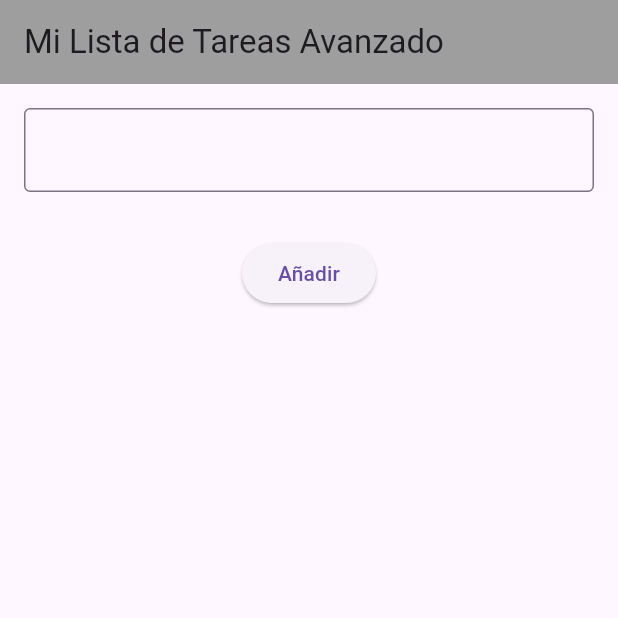
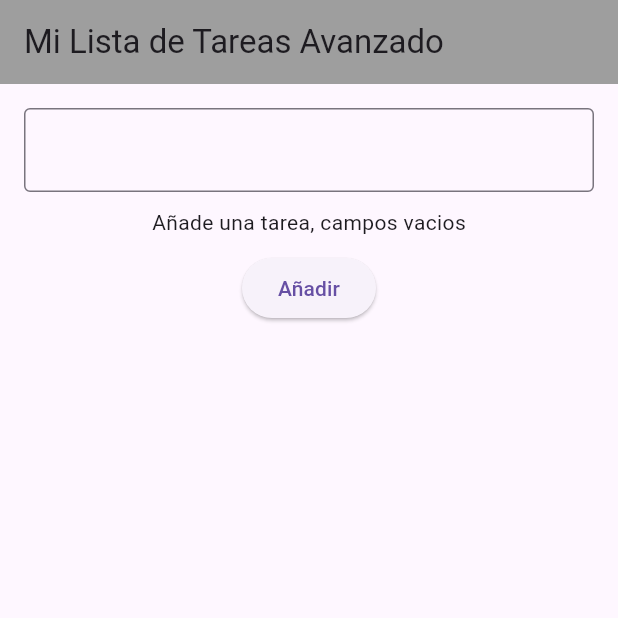
Before and after one commit to JorgeGonSan/flutter-lista_tareas_avanzada, a Flutter app: the screen it shows after launch, after a tap on "Añadir", on a phone screen of 412 x 824 dp, the top half of it. Run offline on Flutter 3.47's test engine with Material 3 defaults, Android fonts, the phone set to English and light mode, and no system bars.

Commit message:
Añadidas validaciones: no se permiten tareas vacias ni repetidas, con mensajes dinámicas

```diff
--- a/lib/main.dart
+++ b/lib/main.dart
@@ -14,6 +14,7 @@ class MyListaAvanzada extends StatefulWidget {
 class _MyListaAvanzadaState extends State<MyListaAvanzada> {
   TextEditingController myController = TextEditingController();
   List<String> tareas = [];
+  String mensaje = "";
 
   @override
   Widget build(BuildContext context) {
@@ -32,16 +33,26 @@ class _MyListaAvanzadaState extends State<MyListaAvanzada> {
                   controller: myController,
                   decoration: InputDecoration(border: OutlineInputBorder()),
                 ),
-                SizedBox(height: 30),
+
+                Padding(
+                  padding: const EdgeInsets.only(top: 10, bottom: 10),
+                  child: Text(mensaje),
+                ),
                 ElevatedButton(
                   onPressed: () {
-                    if (myController.text.isNotEmpty) {
-                      setState(() {
+                    setState(() {
+                      if (myController.text.isEmpty) {
+                        mensaje = "Añade una tarea, campos vacios";
+                      } else if (tareas.contains(myController.text)) {
+                        mensaje = "Esa tarea ya esta en la lista";
+                      } else {
+                        mensaje = "";
                         tareas.add(myController.text);
                         myController.clear();
-                      });
-                    }
+                      }
+                    });
                   },
+
                   child: Text("Añadir"),
                 ),
 
```
